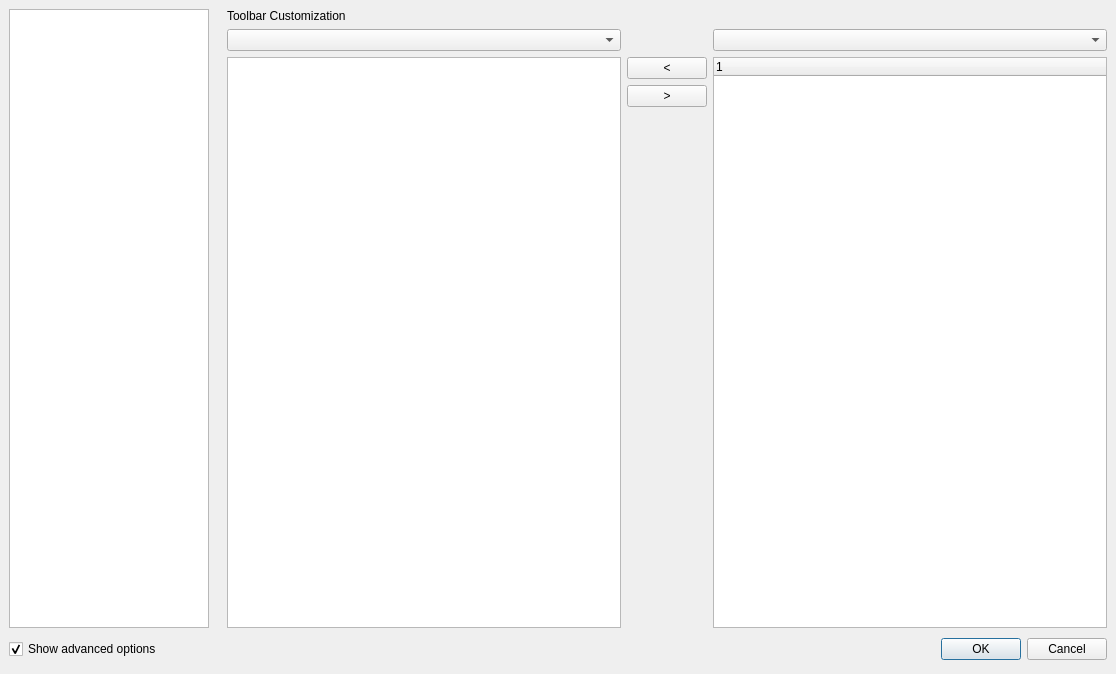
The window that configdialog.ui (svn2github/texstudio-trunk) describes before a commit, drawn with Qt 5.
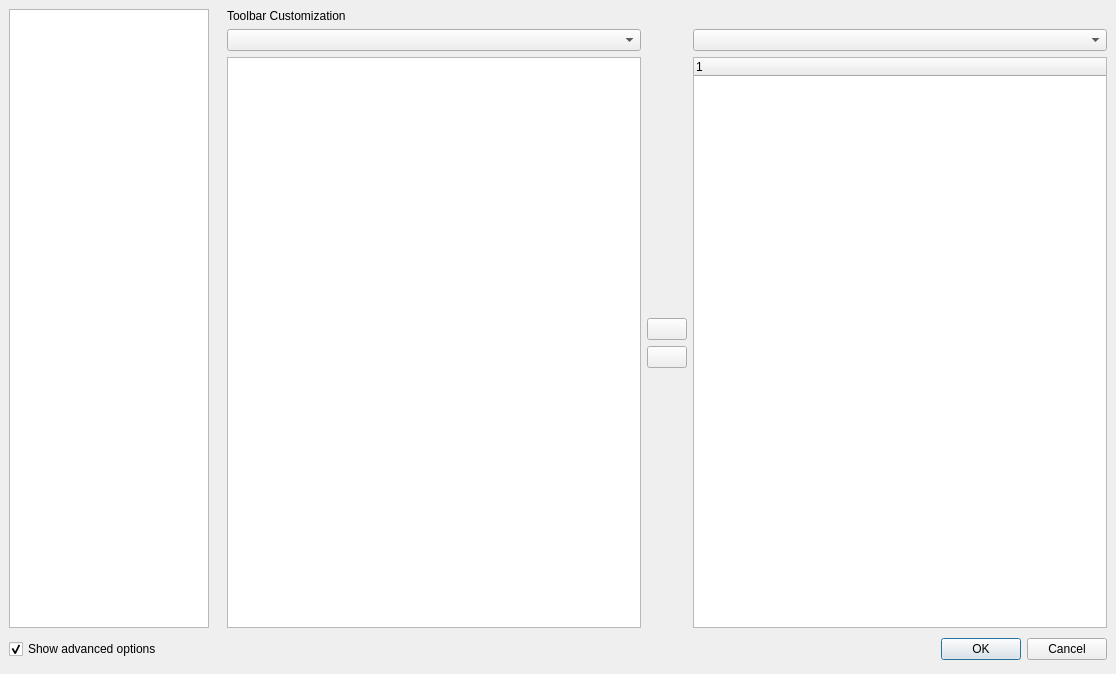
The same window after the commit. The open tabs and pages were chosen to show the change. Icons and pictures are not drawn.

Commit message: config dialog (toolbar customization): replace textual arrows with graphic ones

Diff of the .ui file:
```diff
--- a/configdialog.ui
+++ b/configdialog.ui
@@ -943,17 +943,38 @@
          </item>
          <item row="1" column="2">
           <layout class="QVBoxLayout" name="_3">
+           <item>
+            <spacer name="verticalSpacer_3">
+             <property name="orientation">
+              <enum>Qt::Vertical</enum>
+             </property>
+             <property name="sizeHint" stdset="0">
+              <size>
+               <width>20</width>
+               <height>40</height>
+              </size>
+             </property>
+            </spacer>
+           </item>
            <item>
             <widget class="QPushButton" name="pbToToolbar">
              <property name="text">
-              <string>&lt;</string>
+              <string/>
+             </property>
+             <property name="icon">
+              <iconset resource="texstudio.qrc">
+               <normaloff>:/images/left.png</normaloff>:/images/left.png</iconset>
              </property>
             </widget>
            </item>
            <item>
             <widget class="QPushButton" name="pbFromToolbar">
              <property name="text">
-              <string>&gt;</string>
+              <string notr="true"/>
+             </property>
+             <property name="icon">
+              <iconset resource="texstudio.qrc">
+               <normaloff>:/images/right.png</normaloff>:/images/right.png</iconset>
              </property>
             </widget>
            </item>
```
Left out of the diff: 10 changed lines with no effect on the pictures. The commit also changes 3 other files.
